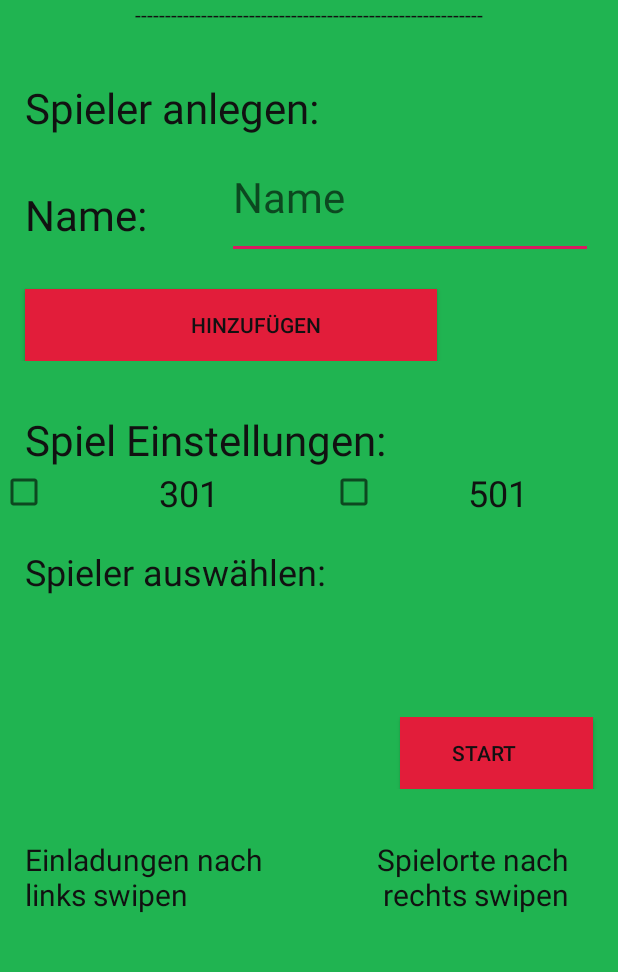
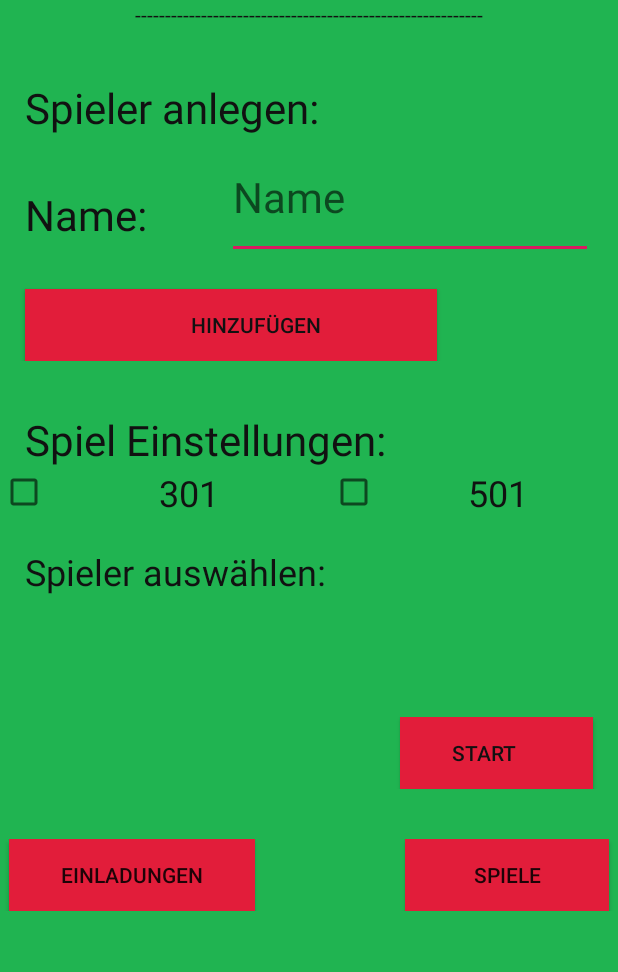
Before and after one commit to Lobbyking/DartsWithFriends, an Android app: the screen it shows after launch (MainActivity), on a phone screen of 412 x 824 dp, the part 189-1161 px from its top. Run offline under Robolectric (Android 15) with nearby library versions, the phone set to English and light mode, and no system bars.

Commit message:
Layouts überarbeitet

```diff
--- a/app/src/main/java/com/example/dartswithfriends/MainActivity.java
+++ b/app/src/main/java/com/example/dartswithfriends/MainActivity.java
@@ -3,6 +3,8 @@ package com.example.dartswithfriends;
 import androidx.appcompat.app.AppCompatActivity;
 
 import android.os.Bundle;
+import android.view.View;
+import android.widget.ImageView;
 
 public class MainActivity extends AppCompatActivity {
 
@@ -10,5 +12,7 @@ public class MainActivity extends AppCompatActivity {
     protected void onCreate(Bundle savedInstanceState) {
         super.onCreate(savedInstanceState);
         setContentView(R.layout.activity_main);
+
+
     }
 }
--- a/app/src/main/res/layout/activity_main.xml
+++ b/app/src/main/res/layout/activity_main.xml
@@ -199,26 +199,25 @@
             android:layout_height="match_parent"
             android:paddingTop="50px">
 
-            <TextView
-                android:id="@+id/invites_textView"
-                android:layout_width="match_parent"
-                android:layout_height="match_parent"
-                android:layout_weight="1"
-                android:paddingLeft="25px"
-                android:text="Einladungen nach links swipen"
-                android:textColor="#FF111111"
-                android:textSize="20sp" />
-
-            <TextView
-                android:id="@+id/spielorte_textView"
+            <Button
+                android:id="@+id/midToEinladungen_Button"
                 android:layout_width="wrap_content"
                 android:layout_height="wrap_content"
+                android:layout_marginLeft="6dp"
+                android:layout_marginRight="50dp"
                 android:layout_weight="1"
-                android:gravity="right"
-                android:paddingRight="50px"
-                android:text="Spielorte nach rechts swipen"
-                android:textColor="#FF111111"
-                android:textSize="20sp" />
+                android:background="#FFE21D3A"
+                android:text="Einladungen" />
+
+            <Button
+                android:id="@+id/midToSpiele_Button"
+                android:layout_width="wrap_content"
+                android:layout_height="wrap_content"
+                android:layout_marginLeft="50dp"
+                android:layout_marginRight="6dp"
+                android:layout_weight="1"
+                android:background="#FFE21D3A"
+                android:text="Spiele" />
         </TableRow>
     </TableLayout>
 
```
Also changed, not shown: app/src/main/res/layout/left.xml (+32 -25 lines), app/src/main/res/layout/right.xml (+7 -7 lines).
